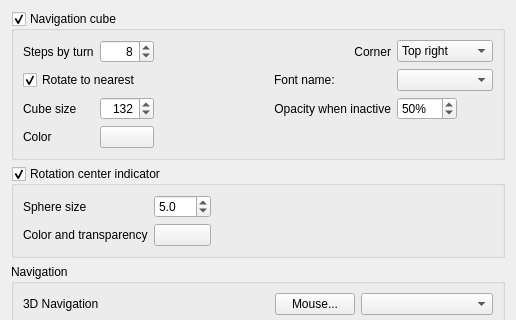
Qt form src/Gui/PreferencePages/DlgSettingsNavigation.ui (southseact-3d/fcd) before a commit; both pictures show x 0 to 516 and y 0 to 320 of the 516 by 687 pixel window.
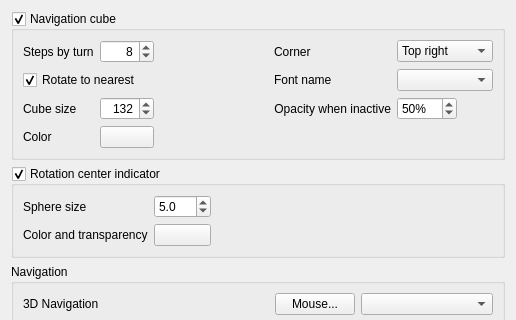
The same form after that commit. Custom widgets are drawn as their Qt base class.

Commit message: Gui: DlgSettingsNavigation.ui fix misalignment of Corner label

```diff
--- a/src/Gui/PreferencePages/DlgSettingsNavigation.ui
+++ b/src/Gui/PreferencePages/DlgSettingsNavigation.ui
@@ -76,9 +76,6 @@
         <property name="text">
          <string>Corner</string>
         </property>
-        <property name="alignment">
-         <set>Qt::AlignRight|Qt::AlignTrailing|Qt::AlignVCenter</set>
-        </property>
        </widget>
       </item>
       <item row="0" column="4">
@@ -139,7 +136,7 @@
       <item row="1" column="3">
        <widget class="QLabel" name="FontNameLabel">
         <property name="text">
-         <string>Font name:</string>
+         <string>Font name</string>
         </property>
        </widget>
       </item>
```
